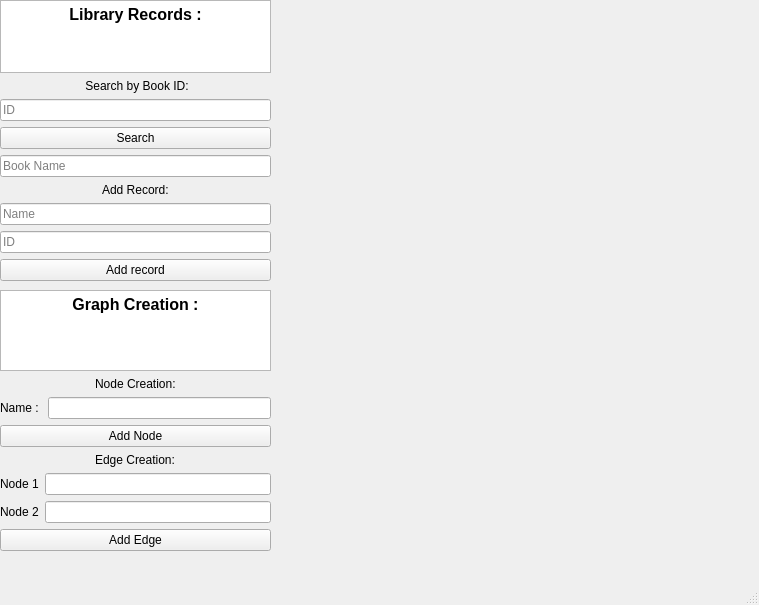
BilalAhmedKhan09/Library-Management-And-Routing, file mainwindow.ui: the form before one commit.
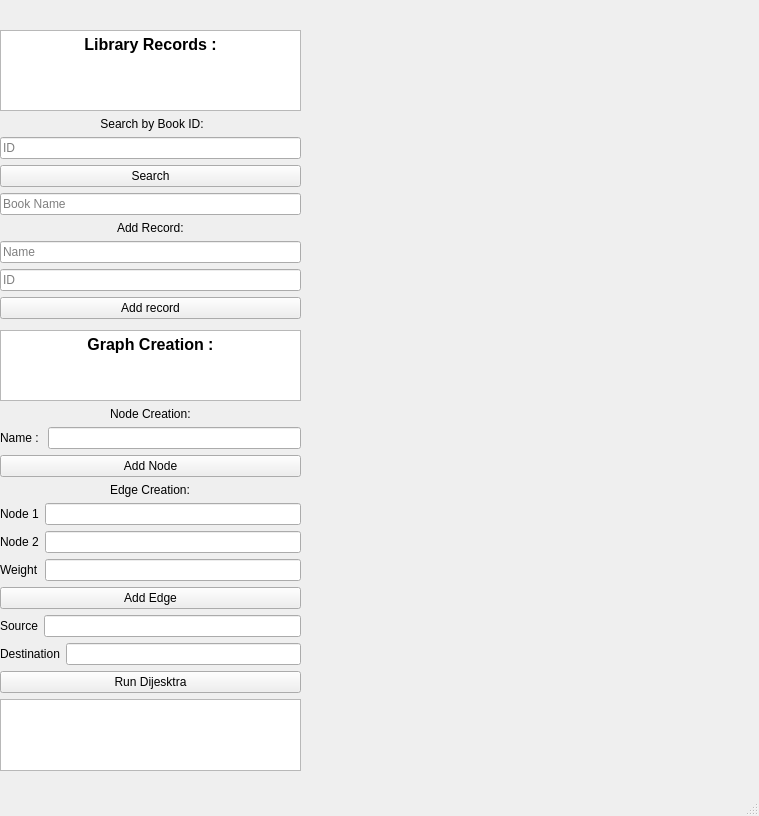
The form after the commit.

Commit message: Added Dijekstra Algo

Patch:
```diff
--- a/mainwindow.ui
+++ b/mainwindow.ui
@@ -7,7 +7,7 @@
     <x>0</x>
     <y>0</y>
     <width>759</width>
-    <height>605</height>
+    <height>816</height>
    </rect>
   </property>
   <property name="windowTitle">
@@ -17,10 +17,10 @@
    <widget class="QWidget" name="Graphwidget" native="true">
     <property name="geometry">
      <rect>
-      <x>280</x>
-      <y>-30</y>
+      <x>310</x>
+      <y>30</y>
       <width>451</width>
-      <height>591</height>
+      <height>741</height>
      </rect>
     </property>
     <property name="minimumSize">
@@ -34,9 +34,9 @@
     <property name="geometry">
      <rect>
       <x>0</x>
-      <y>0</y>
-      <width>271</width>
-      <height>561</height>
+      <y>30</y>
+      <width>301</width>
+      <height>751</height>
      </rect>
     </property>
     <widget class="QWidget" name="layoutWidget">
@@ -44,8 +44,8 @@
       <rect>
        <x>0</x>
        <y>0</y>
-       <width>271</width>
-       <height>281</height>
+       <width>301</width>
+       <height>289</height>
       </rect>
      </property>
      <layout class="QVBoxLayout" name="verticalLayout">
@@ -140,9 +140,9 @@
      <property name="geometry">
       <rect>
        <x>0</x>
-       <y>290</y>
-       <width>271</width>
-       <height>261</height>
+       <y>300</y>
+       <width>301</width>
+       <height>441</height>
       </rect>
      </property>
      <layout class="QVBoxLayout" name="verticalLayout_2">
@@ -231,6 +231,20 @@
         </item>
        </layout>
       </item>
+      <item>
+       <layout class="QHBoxLayout" name="horizontalLayout_6">
+        <item>
+         <widget class="QLabel" name="label_10">
+          <property name="text">
+           <string>Weight</string>
+          </property>
+         </widget>
+        </item>
+        <item>
+         <widget class="QLineEdit" name="weight"/>
+        </item>
+       </layout>
+      </item>
       <item>
        <widget class="QPushButton" name="AddEdge">
         <property name="text">
@@ -238,6 +252,44 @@
         </property>
        </widget>
       </item>
+      <item>
+       <layout class="QHBoxLayout" name="horizontalLayout_4">
+        <item>
+         <widget class="QLabel" name="label_8">
+          <property name="text">
+           <string>Source</string>
+          </property>
+         </widget>
+        </item>
+        <item>
+         <widget class="QLineEdit" name="source"/>
+        </item>
+       </layout>
+      </item>
+      <item>
+       <layout class="QHBoxLayout" name="horizontalLayout_5">
+        <item>
+         <widget class="QLabel" name="label_9">
+          <property name="text">
+           <string>Destination</string>
+          </property>
+         </widget>
+        </item>
+        <item>
+         <widget class="QLineEdit" name="dest"/>
+        </item>
+       </layout>
+      </item>
+      <item>
+       <widget class="QPushButton" name="dijekstra">
+        <property name="text">
+         <string>Run Dijesktra</string>
+        </property>
+       </widget>
+      </item>
+      <item>
+       <widget class="QPlainTextEdit" name="pathOut"/>
+      </item>
      </layout>
     </widget>
    </widget>
```
The commit also changes 86 other files.
